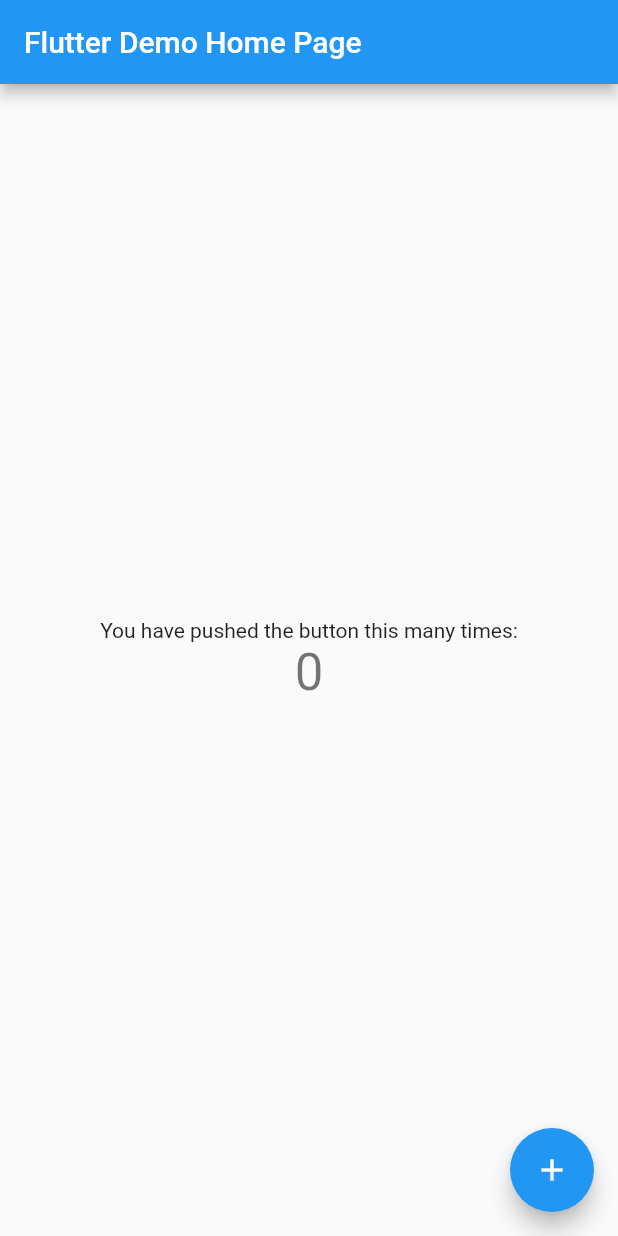
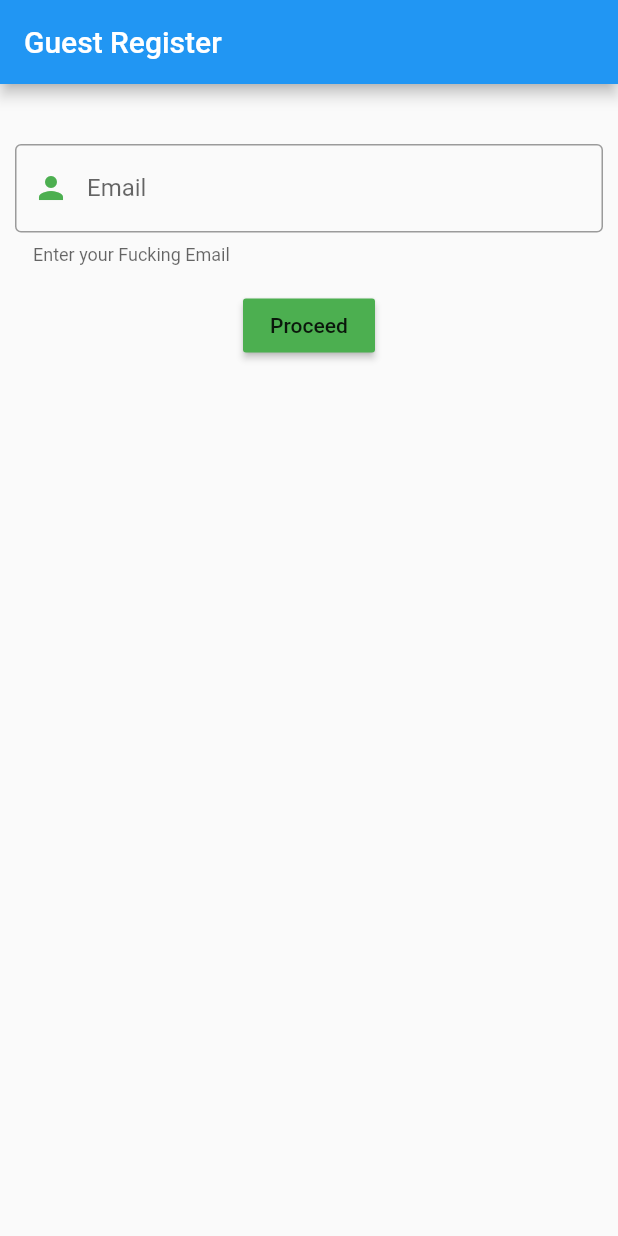
Before and after one commit to Harbdollar/GR-Demo, a Flutter app: the screen it shows after launch, on a phone screen of 412 x 824 dp. Run offline on Flutter 3.47's test engine with Material 2 defaults, Android fonts, the phone set to English and light mode, and no system bars.

```diff
--- /dev/null
+++ b/lib/enum/device_screen_type.dart
@@ -0,0 +1,5 @@
+enum DeviceScreenType{
+  Mobile,
+  Tablet,
+  Desktop
+}
--- a/lib/main.dart
+++ b/lib/main.dart
@@ -1,87 +1,27 @@
 import 'package:flutter/material.dart';
+import 'package:gestregistrationdemo/route.dart';
+import 'package:gestregistrationdemo/style/AppText.dart';
+import 'package:gestregistrationdemo/util/constants.dart';
 
-void main() => runApp(MyApp());
+void main(){
+  runApp(MyApp(route: passwordLessRoute,)); //When the App is open, this is the first screen to display
+}
 
 class MyApp extends StatelessWidget {
-  // This widget is the root of your application.
+  final String route;
+  const MyApp({this.route});
+
   @override
   Widget build(BuildContext context) {
     return MaterialApp(
-      title: 'Flutter Demo',
+      title: AppText.appName,
+      debugShowCheckedModeBanner: false,
       theme: ThemeData(
         primarySwatch: Colors.blue,
+
       ),
-      home: MyHomePage(title: 'Flutter Demo Home Page'),
+      onGenerateRoute: Router.generateRoute, //This describe all the navigation throughout the entire App
+      initialRoute:route, //This is the initial navigation
     );
   }
 }
-
-class MyHomePage extends StatefulWidget {
-  MyHomePage({Key key, this.title}) : super(key: key);
-  final String title;
-
-  @override
-  _MyHomePageState createState() => _MyHomePageState();
-}
-
-class _MyHomePageState extends State<MyHomePage> {
-  int _counter = 0;
-
-  void _incrementCounter() {
-    setState(() {
-      _counter++;
-    });
-  }
-
-  @override
-  Widget build(BuildContext context) {
-    // This method is rerun every time setState is called, for instance as done
-    // by the _incrementCounter method above.
-    //
-    // The Flutter framework has been optimized to make rerunning build methods
-    // fast, so that you can just rebuild anything that needs updating rather
-    // than having to individually change instances of widgets.
-    return Scaffold(
-      appBar: AppBar(
-        // Here we take the value from the MyHomePage object that was created by
-        // the App.build method, and use it to set our appbar title.
-        title: Text(widget.title),
-      ),
-      body: Center(
-        // Center is a layout widget. It takes a single child and positions it
-        // in the middle of the parent.
-        child: Column(
-          // Column is also a layout widget. It takes a list of children and
-          // arranges them vertically. By default, it sizes itself to fit its
-          // children horizontally, and tries to be as tall as its parent.
-          //
-          // Invoke "debug painting" (press "p" in the console, choose the
-          // "Toggle Debug Paint" action from the Flutter Inspector in Android
-          // Studio, or the "Toggle Debug Paint" command in Visual Studio Code)
-          // to see the wireframe for each widget.
-          //
-          // Column has various properties to control how it sizes itself and
-          // how it positions its children. Here we use mainAxisAlignment to
-          // center the children vertically; the main axis here is the vertical
-          // axis because Columns are vertical (the cross axis would be
-          // horizontal).
-          mainAxisAlignment: MainAxisAlignment.center,
-          children: <Widget>[
-            Text(
-              'You have pushed the button this many times:',
-            ),
-            Text(
-              '$_counter',
-              style: Theme.of(context).textTheme.display1,
-            ),
-          ],
-        ),
-      ),
-      floatingActionButton: FloatingActionButton(
-        onPressed: _incrementCounter,
-        tooltip: 'Increment',
-        child: Icon(Icons.add),
-      ), // This trailing comma makes auto-formatting nicer for build methods.
-    );
-  }
-}
--- /dev/null
+++ b/lib/route.dart
@@ -0,0 +1,14 @@
+//
+import 'package:flutter/material.dart';
+import 'package:gestregistrationdemo/ui/PasswordlessScreen.dart';
+import 'package:gestregistrationdemo/util/constants.dart';
+
+class Router {
+  static Route<dynamic> generateRoute(RouteSettings settings) {
+    switch (settings.name) {
+      case passwordLessRoute:
+        return MaterialPageRoute(builder: (_) => PasswordLessScreen());
+
+    }
+  }
+}
--- /dev/null
+++ b/lib/style/AppText.dart
@@ -0,0 +1,8 @@
+//******************************************************************
+// This file contain App Default Texts that will use throughout the entire App
+//***********************************************************************
+
+class AppText{
+  static const String appName = 'Guest Registration Demo';
+
+}
--- /dev/null
+++ b/lib/ui/PasswordlessScreen.dart
@@ -0,0 +1,48 @@
+import 'package:flutter/material.dart';
+
+class PasswordLessScreen extends StatefulWidget {
+  @override
+  _PasswordLessScreenState createState() => _PasswordLessScreenState();
+}
+
+class _PasswordLessScreenState extends State<PasswordLessScreen> {
+  @override
+  Widget build(BuildContext context) {
+    return Scaffold(
+      appBar: AppBar(
+        title: Text('Guest Register'),
+      ),
+    body: Column(
+      children: <Widget>[
+        Padding(
+          padding: const EdgeInsets.only(top: 40.0, left: 10.0, right: 10.0),
+          child: TextField(
+            decoration: new InputDecoration(
+                border: new OutlineInputBorder(
+                    borderSide: new BorderSide(color: Colors.teal)),
+                hintText: 'Enter your email',
+                helperText: 'Enter your Fucking Email',
+                labelText: 'Email',
+                prefixIcon: const Icon(
+                  Icons.person,
+                  color: Colors.green,
+                ),
+                suffixStyle: const TextStyle(color: Colors.green)),
+          ),
+        ),
+        Padding(
+          padding: const EdgeInsets.only(top: 16.0),
+          child: MaterialButton(
+            color: Colors.green,
+            child: Text('Proceed'),
+            onPressed: (){
+
+            },
+
+          ),
+        )
+      ],
+    )
+    );
+  }
+}
--- /dev/null
+++ b/lib/util/constants.dart
@@ -0,0 +1 @@
+const String passwordLessRoute = '/passless';
```
Also changed, not shown: lib/util/sizing_information.dart (added, +21 -0 lines), lib/util/ui_util.dart (added, +32 -0 lines), lib/widget/base_widgets.dart (added, +31 -0 lines), pubspec.yaml (+1 -39 lines), lib/util/customFunctions.dart (added), pubspec.lock, 3 other files.
